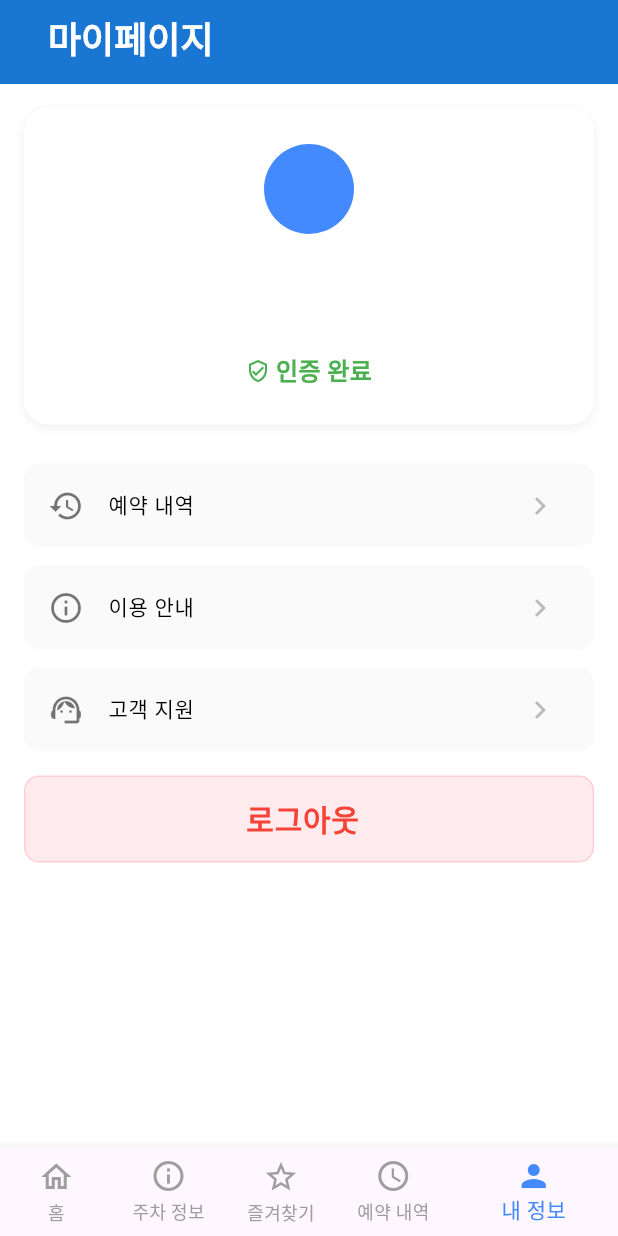
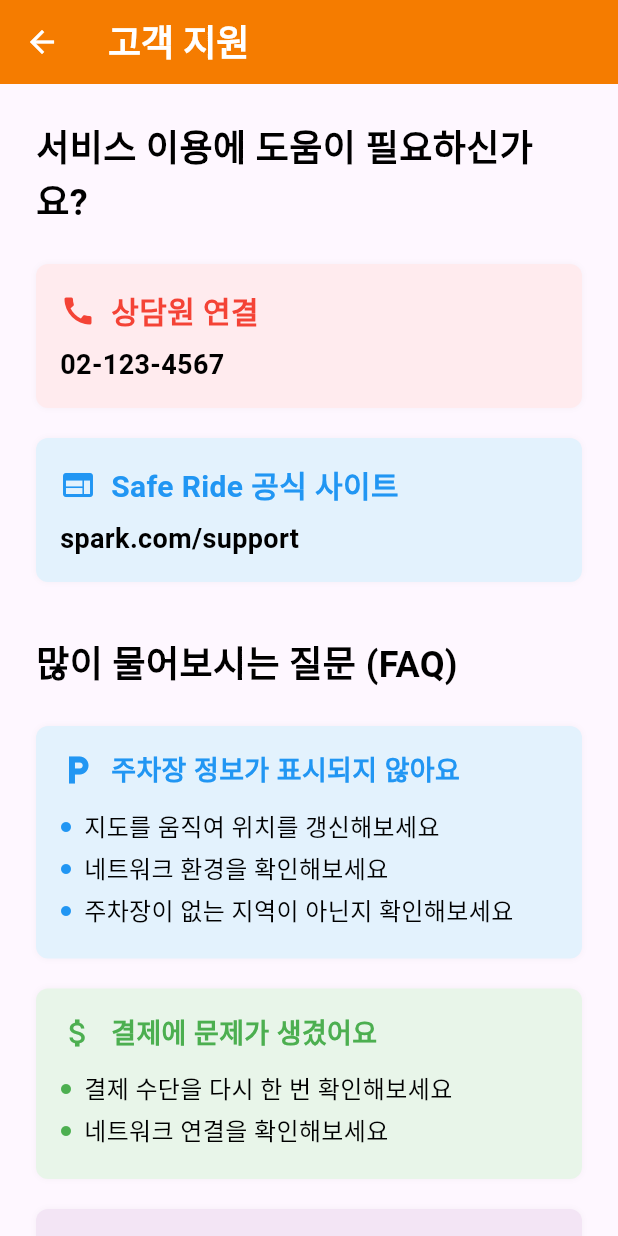
Before and after one commit to Gyulari/Spark, a Flutter app: the HomeScreen screen opened by its route, item 5 of the bottom bar chosen, after a tap on "고객 지원", on a phone screen of 412 x 824 dp. Run offline on Flutter 3.47's test engine with Material 3 defaults, Android fonts, the phone set to English and light mode, and no system bars; our stand-ins replace geolocator, supabase_flutter, video_player; missing offline and left inert: kakao_map_plugin; accounts and stored records are empty; statements that could not run were skipped.

Commit message:
Add [support screen / information for restricted parking space]

```diff
--- a/lib/main.dart
+++ b/lib/main.dart
@@ -37,6 +37,7 @@ class Spark extends StatelessWidget {
         '/login': (_) => LoginScreen(),
         '/login/signup': (_) => SignupScreen(),
         '/home': (_) => HomeScreen(),
+        '/home/support': (_) => SupportScreen(),
       },
       initialRoute: '/',
 
--- a/lib/map.dart
+++ b/lib/map.dart
@@ -26,7 +26,7 @@ class MapViewState extends State<MapView> {
 
   final _searchC = TextEditingController();
 
-  LatLng curCenter = LatLng(37.5665, 126.9780);
+  LatLng curCenter = LatLng(34.93440, 127.51500);
   int curZoomLevel = 5;
 
   LatLng? curUserPos;
@@ -46,6 +46,7 @@ class MapViewState extends State<MapView> {
   ParkingLot? selectedLot;
 
   bool _parkingLotInfoLoading = false;
+  bool _showPreParkingInfo = false;
 
   Future<List<LatLng>> _keywordSearch(String keyword) async {
     const apiKey = '5d85b804b65d01a8faf7acb5d95d8c76';
@@ -447,9 +448,11 @@ class MapViewState extends State<MapView> {
     setState(() {
       if(_isShoulderRoadLinkActive) {
         _isShoulderRoadLinkActive = false;
+        _showPreParkingInfo = false;
       }
       else {
         _isShoulderRoadLinkActive = true;
+        _showPreParkingInfo = true;
         loadShoulderRoadLinks();
       }
     });
@@ -545,6 +548,10 @@ class MapViewState extends State<MapView> {
           yAnchor: 1.0,
         )
     );
+
+    setState(() {
+
+    });
   }
 
   @override
@@ -694,7 +701,26 @@ class MapViewState extends State<MapView> {
               color: _isShoulderRoadLinkActive ? Colors.blueAccent : Colors.grey[400],
             ),
           ),
-        )
+        ),
+
+        if(_showPreParkingInfo)
+          Center(
+            child: GestureDetector(
+              onTap: () {
+                setState(() {
+                  _showPreParkingInfo = false;
+                });
+              },
+              child: Container(
+                color: Colors.black.withAlpha(125),
+                alignment: Alignment.center,
+                child: Image.asset(
+                  'assets/total_parking_info.png',
+                  fit: BoxFit.fill,
+                ),
+              ),
+            ),
+          )
       ],
     );
   }
--- a/lib/my_page.dart
+++ b/lib/my_page.dart
@@ -50,17 +50,11 @@ class _MyPageState extends State<MyPage> {
                   ),
 
                   _menuItem(
-                    icon: Icons.info_outline,
-                    text: '이용 안내',
-                    onTap: () {
-
-                    }
-                  ),
-
-                  _menuItem(
                     icon: Icons.support_agent,
                     text: '고객 지원',
-                    onTap: () {},
+                    onTap: () {
+                      Navigator.of(context).pushNamed('/home/support');
+                    },
                   ),
 
                   SizedBox(height: 10.0),
--- a/lib/parking_info.dart
+++ b/lib/parking_info.dart
@@ -86,6 +86,56 @@ class _ParkingInfoState extends State<ParkingInfo> {
                       ],
                     )
                   ),
+
+                  SizedBox(height: 16.0),
+
+                  Container(
+                      padding: EdgeInsets.all(16.0),
+                      decoration: BoxDecoration(
+                        color: Colors.green[50],
+                        borderRadius: BorderRadius.circular(8.0),
+                        boxShadow: [
+                          BoxShadow(
+                            blurRadius: 3.0,
+                            color: Colors.grey.withAlpha(25),
+                          ),
+                        ],
+                      ),
+                      child: Column(
+                        crossAxisAlignment: CrossAxisAlignment.start,
+                        children: [
+                          Row(
+                            children: [
+                              Icon(Icons.error_outline, color: Colors.green, size: 24.0),
+                              SizedBox(width: 10.0),
+                              simpleText(
+                                  '주정차가 불가능한 위치 확인하기',
+                                  20.0, FontWeight.bold, Colors.green, TextAlign.start
+                              ),
+                            ],
+                          ),
+
+                          SizedBox(height: 24.0),
+
+                          Image.asset(
+                            'assets/restricted_parking_info.png',
+                            width: screenWidth,
+                            fit: BoxFit.cover,
+                          ),
+
+                          SizedBox(height: 24.0),
+
+                          SizedBox(height: 12.0),
+
+                          Column(
+                            crossAxisAlignment: CrossAxisAlignment.start,
+                            children: [
+                              ...['소화전 주변 5m : 소화전 주변은 과태료가 2배!', '교차로 모퉁이 5m : 교차로의 가장자리나 도로의 모퉁이는 주차를 피해주세요!', '버스정류소 10m : 버스가 정차하는 곳에는 주차하실 수 없어요!', '횡단보도 : 보행자가 길을 건너는 횡단보도 위에 주차하시면 위험해요!', '초등학교 어린이 보호구역 주출입구 및 도로 : 어린이들의 안전을 위해 주차 가능 시간대에 주의해주세요! 제한된 시간대에 주차 시 과태료 3배!'].map((text) => _featureRow(text, Colors.green)),
+                            ],
+                          ),
+                        ],
+                      )
+                  ),
                 ],
               ),
             ),
@@ -99,12 +149,19 @@ class _ParkingInfoState extends State<ParkingInfo> {
     return Column(
       children: [
         Row(
+          crossAxisAlignment: CrossAxisAlignment.start,
           children: [
-            Icon(Icons.circle, color: iconColor, size: 10.0),
+            Baseline(
+              baseline: 17.5,
+              baselineType: TextBaseline.alphabetic,
+              child: Icon(Icons.circle, color: iconColor, size: 10.0),
+            ),
             SizedBox(width: 8.0),
-            simpleText(
-              text,
-              20.0, FontWeight.bold, Colors.black, TextAlign.start
+            Expanded(
+              child: simpleText(
+                text,
+                20.0, FontWeight.bold, Colors.black, TextAlign.start
+              ),
             ),
           ],
         ),
--- a/lib/route_import.dart
+++ b/lib/route_import.dart
@@ -2,3 +2,4 @@ export 'package:spark/login.dart';
 export 'package:spark/signup.dart';
 export 'package:spark/home.dart';
 export 'package:spark/provider.dart';
+export 'package:spark/support.dart';
--- /dev/null
+++ b/lib/support.dart
@@ -0,0 +1,376 @@
+import 'package:spark/app_import.dart';
+import 'package:spark/style.dart';
+import 'package:intl/intl.dart';
+
+class SupportScreen extends StatelessWidget {
+  const SupportScreen({super.key});
+
+  @override
+  Widget build(BuildContext context) {
+    return Scaffold(
+      appBar: AppBar(
+        title: simpleText(
+            '고객 지원',
+            24.0, FontWeight.bold, Colors.white, TextAlign.start
+        ),
+        backgroundColor: Colors.orange[700],
+        foregroundColor: Colors.white,
+      ),
+      body: SingleChildScrollView(
+        padding: EdgeInsets.all(24.0),
+        child: Column(
+          crossAxisAlignment: CrossAxisAlignment.start,
+          children: [
+            sectionTitle('서비스 이용에 도움이 필요하신가요?'),
+            SizedBox(height: 24.0),
+
+            _guideCard(
+              icon: Icons.call,
+              title: '상담원 연결',
+              backgroundColor: Colors.red[50]!,
+              fontColor: Colors.red,
+              description: '02-123-4567',
+            ),
+
+            SizedBox(height: 20.0),
+
+            _guideCard(
+              icon: Icons.web,
+              title: 'Safe Ride 공식 사이트',
+              backgroundColor: Colors.blue[50]!,
+              fontColor: Colors.blue,
+              description: 'spark.com/support',
+            ),
+
+            SizedBox(height: 36.0),
+
+            sectionTitle('많이 물어보시는 질문 (FAQ)'),
+            SizedBox(height: 24.0),
+
+            _featureCard(
+              icon: Icons.local_parking,
+              title: '주차장 정보가 표시되지 않아요',
+              backgroundColor: Colors.blue[50]!,
+              fontColor: Colors.blue,
+              descriptions: ['지도를 움직여 위치를 갱신해보세요', '네트워크 환경을 확인해보세요', '주차장이 없는 지역이 아닌지 확인해보세요'],
+            ),
+
+            SizedBox(height: 20.0),
+
+            _featureCard(
+              icon: Icons.attach_money,
+              title: '결제에 문제가 생겼어요',
+              backgroundColor: Colors.green[50]!,
+              fontColor: Colors.green,
+              descriptions: ['결제 수단을 다시 한 번 확인해보세요', '네트워크 연결을 확인해보세요'],
+            ),
+
+            SizedBox(height: 20.0),
+
+            _featureCard(
+              icon: Icons.person,
+              title: '계정 이용에 문제가 생겼어요',
+              backgroundColor: Colors.purple[50]!,
+              fontColor: Colors.purple,
+              descriptions: ['로그아웃 후 다시 로그인을 시도해보세요', '문제가 발생한 부분을 1대1 문의를 통해 문의해주세요'],
+            ),
+
+            SizedBox(height:16.0),
+            Divider(thickness: 2.5, height: 10.0, color: Color(0xFFE0E0E0)),
+            SizedBox(height:16.0),
+
+            sectionTitle('1대1 문의'),
+            SizedBox(height: 24.0),
+
+            Container(
+              padding: EdgeInsets.all(16.0),
+              decoration: BoxDecoration(
+                color: Colors.white,
+                borderRadius: BorderRadius.circular(8.0),
+                border: Border.all(),
+                boxShadow: [
+                  BoxShadow(
+                    blurRadius: 3.0,
+                    color: Colors.grey.withAlpha(25),
+                  ),
+                ],
+              ),
+              child: InquiryForm(),
+            ),
+          ],
+        ),
+      ),
+    );
+  }
+
+  Widget _guideCard({
+    required IconData icon,
+    required String title,
+    required Color backgroundColor,
+    required Color fontColor,
+    required String description,
+  })
+  {
+    return Container(
+      padding: EdgeInsets.all(16.0),
+      decoration: BoxDecoration(
+        color: backgroundColor,
+        borderRadius: BorderRadius.circular(8.0),
+        boxShadow: [
+          BoxShadow(
+            blurRadius: 3.0,
+            color: Colors.grey.withAlpha(25),
+          ),
+        ],
+      ),
+      child: Column(
+        crossAxisAlignment: CrossAxisAlignment.start,
+        children: [
+          Row(
+            children: [
+              Icon(icon, color: fontColor, size: 24.0),
+              SizedBox(width: 10.0),
+              simpleText(
+                  title,
+                  20.0, FontWeight.bold, fontColor, TextAlign.start
+              ),
+            ],
+          ),
+
+          SizedBox(height: 8.0),
+
+          simpleText(
+              description,
+              18.0, FontWeight.bold, Colors.black, TextAlign.start
+          ),
+        ],
+      ),
+    );
+  }
+
+  Widget _featureCard({
+    required IconData icon,
+    required String title,
+    required Color backgroundColor,
+    required Color fontColor,
+    required List<String> descriptions,
+  })
+  {
+    return Container(
+      padding: EdgeInsets.all(16.0),
+      decoration: BoxDecoration(
+        color: backgroundColor,
+        borderRadius: BorderRadius.circular(8.0),
+        boxShadow: [
+          BoxShadow(
+            blurRadius: 3.0,
+            color: Colors.grey.withAlpha(25),
+          ),
+        ],
+      ),
+      child: Column(
+        crossAxisAlignment: CrossAxisAlignment.start,
+        children: [
+          Row(
+            children: [
+              Icon(icon, color: fontColor, size: 24.0),
+              SizedBox(width: 10.0),
+              simpleText(
+                  title,
+                  18.0, FontWeight.bold, fontColor, TextAlign.start
+              ),
+            ],
+          ),
+
+          SizedBox(height: 12.0),
+
+          Column(
+            crossAxisAlignment: CrossAxisAlignment.start,
+            children: [
+              ...descriptions.map((text) => _featureRow(text, fontColor)),
+            ],
+          )
+        ],
+      ),
+    );
+  }
+
+  Widget _featureRow(String text, Color iconColor) {
+    return Column(
+      children: [
+        Row(
+          children: [
+            Icon(Icons.circle, color: iconColor, size: 8.0),
+            SizedBox(width: 8.0),
+            simpleText(
+                text,
+                16.0, FontWeight.normal, Colors.black, TextAlign.start
+            ),
+          ],
+        ),
+        SizedBox(height: 4.0),
+      ],
+    );
+  }
+}
+
+class InquiryForm extends StatefulWidget {
+  const InquiryForm({super.key});
+
+  @override
+  State<InquiryForm> createState() => InquiryFormState();
+}
+
+class InquiryFormState extends State<InquiryForm> {
+  final _titleController = TextEditingController();
+  final _contentController = TextEditingController();
+
+  String? selectedCategory;
+  DateTime? selectedDate;
+
+  final categories = [
+    '주차장 정보 표시',
+    '예약 및 결제',
+    '계정 관련 문의',
+    '기타 문의',
+  ];
+
+  @override
+  Widget build(BuildContext context) {
+    return Padding(
+      padding: EdgeInsets.all(20.0),
+      child: SingleChildScrollView(
+        child: Column(
+          crossAxisAlignment: CrossAxisAlignment.start,
+          children: [
+            simpleText(
+                '어떤 부분에서 도움이 필요하신가요?',
+                16.0, FontWeight.bold, Colors.black, TextAlign.start
+            ),
+            SizedBox(height: 12.0),
+            DropdownButtonFormField<String>(
+              decoration: InputDecoration(
+                  border: OutlineInputBorder(borderRadius: BorderRadius.circular(10.0))
+              ),
+              items: categories
+                  .map((cat) => DropdownMenuItem(
+                value: cat,
+                child: Text(cat),
+              ))
+                  .toList(),
+              onChanged: (value) => setState(() => selectedCategory = value),
+            ),
+
+            SizedBox(height: 30.0),
+
+            simpleText(
+                '제목',
+                16.0, FontWeight.bold, Colors.black, TextAlign.start
+            ),
+            SizedBox(height: 12.0),
+            TextField(
+              controller: _titleController,
+              decoration: InputDecoration(
+                hintText: '제목을 입력하세요',
+                border: OutlineInputBorder(borderRadius: BorderRadius.circular(10.0)),
+              ),
+            ),
+
+            SizedBox(height: 30.0),
+
+            simpleText(
+                '문의 내용',
+                16.0, FontWeight.bold, Colors.black, TextAlign.start
+            ),
+            SizedBox(height: 12.0),
+            TextField(
+              controller: _contentController,
+              maxLines: 8,
+              decoration: InputDecoration(
+                hintText: '문의 내용을 입력하세요',
+                border: OutlineInputBorder(borderRadius: BorderRadius.circular(10.0)),
+              ),
+            ),
+
+            SizedBox(height: 20.0),
+
+            simpleText(
+                '문의 일자',
+                16.0, FontWeight.bold, Colors.black, TextAlign.start
+            ),
+            SizedBox(height: 12.0),
+            GestureDetector(
+              onTap: () async {
+                final now = DateTime.now();
+                final picked = await showDatePicker(
+                  context: context,
+                  initialDate: now,
+                  firstDate: DateTime(now.year - 1),
+                  lastDate: DateTime(now.year + 1),
+                );
+
+                if(picked != null) {
+                  setState(() {
+                    selectedDate = picked;
+                  });
+                }
+              },
+              child: Container(
+                width: double.infinity,
+                padding: EdgeInsets.symmetric(horizontal: 14.0, vertical: 16.0),
+                decoration: BoxDecoration(
+                  border: Border.all(color: Colors.grey),
+                  borderRadius: BorderRadius.circular(10.0),
+                ),
+                child: simpleText(
+                    selectedDate == null
+                        ? '문의 날짜를 선택하세요'
+                        : DateFormat('yyyy-MM-dd').format(selectedDate!),
+                    16.0, FontWeight.normal, Colors.black, TextAlign.start
+                ),
+              ),
+            ),
+
+            SizedBox(height: 30.0),
+
+            SizedBox(
+              width: double.infinity,
+              height: 48.0,
+              child: ElevatedButton(
+                style: ElevatedButton.styleFrom(
+                  backgroundColor: Colors.redAccent,
+                  shape: RoundedRectangleBorder(
+                    borderRadius: BorderRadius.circular(10.0),
+                  ),
+                ),
+                onPressed: submitInquiry,
+                child: simpleText(
+                    '문의 접수하기',
+                    18.0, FontWeight.bold, Colors.white, TextAlign.center
+                ),
+              ),
+            )
+          ],
+        ),
+      ),
+    );
+  }
+
+  void submitInquiry() {
+    if(selectedCategory == null ||
+        _titleController.text.isEmpty ||
+        _contentController.text.isEmpty ||
+        selectedDate == null) {
+      ScaffoldMessenger.of(context).showSnackBar(
+        SnackBar(content: Text('문의 항목을 입력해주세요')),
+      );
+      return;
+    }
+
+    // TODO : 문의 내용 데이터베이스 전송
+
+    ScaffoldMessenger.of(context).showSnackBar(
+      SnackBar(content: Text('문의가 접수되었습니다')),
+    );
+  }
+}
--- a/pubspec.yaml
+++ b/pubspec.yaml
@@ -35,6 +35,7 @@ dependencies:
   kakao_map_plugin: ^0.3.7
   geolocator: ^14.0.2
   video_player: ^2.10.0
+  intl: ^0.20.2
 
   # The following adds the Cupertino Icons font to your application.
   # Use with the CupertinoIcons class for iOS style icons.
@@ -69,6 +70,8 @@ flutter:
     - assets/videos/test_video.mp4
     - assets/shoulder_parking_info.png
     - assets/videos/parking_example.mp4
+    - assets/restricted_parking_info.png
+    - assets/total_parking_info.png
 
   # An image asset can refer to one or more resolution-specific "variants", see
   # https://flutter.dev/to/resolution-aware-images
```
Also changed, not shown: assets/restricted_parking_info.png (added), assets/total_parking_info.png (added), pubspec.lock.
